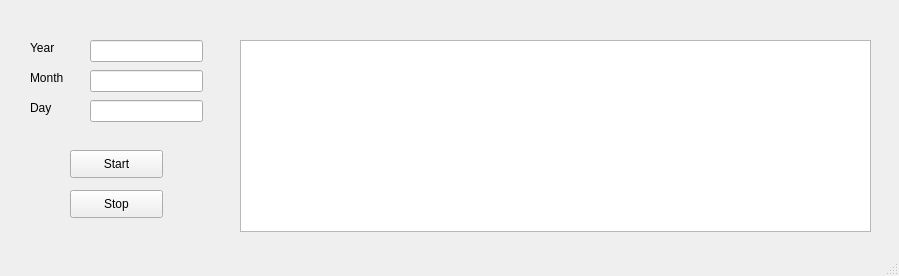
The window that ScanAnalysis/live_watch/scan_analysis_gui/app/gui/ScAnalyzer.ui (GEECS-BELLA/GEECS-Plugins) describes before a commit, drawn with Qt 5.
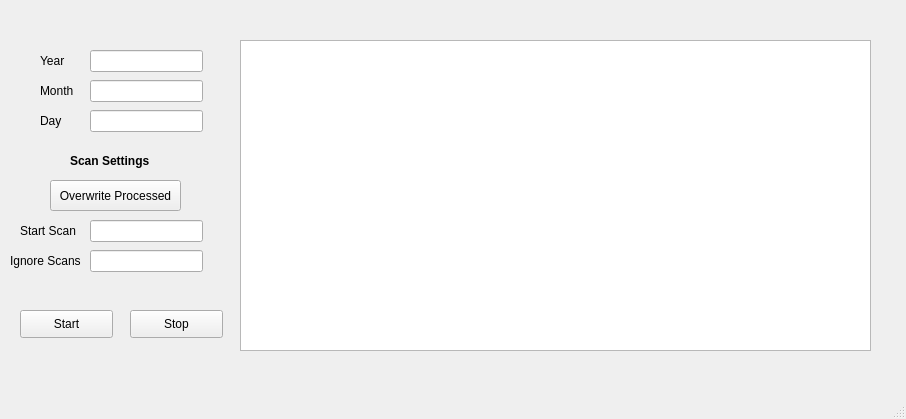
The same window after the commit.

Commit message:
Implement scan settings
Implemented functionality to define start scan and ignore scans.

I realize the GUI logic (not code logic) is not intuitive considering the use of the "Overwrite" button. Currently, the saved processed scans yaml is always overwritten so this is confusing. This works for our purposes now so will straighten this out in the future.

Patch:
```diff
--- a/ScanAnalysis/live_watch/scan_analysis_gui/app/gui/ScAnalyzer.ui
+++ b/ScanAnalysis/live_watch/scan_analysis_gui/app/gui/ScAnalyzer.ui
@@ -6,8 +6,8 @@
    <rect>
     <x>0</x>
     <y>0</y>
-    <width>899</width>
-    <height>276</height>
+    <width>906</width>
+    <height>419</height>
    </rect>
   </property>
   <property name="windowTitle">
@@ -17,8 +17,8 @@
    <widget class="QPushButton" name="buttonStart">
     <property name="geometry">
      <rect>
-      <x>70</x>
-      <y>150</y>
+      <x>20</x>
+      <y>310</y>
       <width>93</width>
       <height>28</height>
      </rect>
@@ -30,8 +30,8 @@
    <widget class="QPushButton" name="buttonStop">
     <property name="geometry">
      <rect>
-      <x>70</x>
-      <y>190</y>
+      <x>130</x>
+      <y>310</y>
       <width>93</width>
       <height>28</height>
      </rect>
@@ -44,7 +44,7 @@
     <property name="geometry">
      <rect>
       <x>90</x>
-      <y>40</y>
+      <y>50</y>
       <width>113</width>
       <height>22</height>
      </rect>
@@ -54,7 +54,7 @@
     <property name="geometry">
      <rect>
       <x>90</x>
-      <y>70</y>
+      <y>80</y>
       <width>113</width>
       <height>22</height>
      </rect>
@@ -64,7 +64,7 @@
     <property name="geometry">
      <rect>
       <x>90</x>
-      <y>100</y>
+      <y>110</y>
       <width>113</width>
       <height>22</height>
      </rect>
@@ -73,10 +73,10 @@
    <widget class="QLabel" name="labelYear">
     <property name="geometry">
      <rect>
-      <x>30</x>
-      <y>40</y>
-      <width>55</width>
-      <height>16</height>
+      <x>40</x>
+      <y>50</y>
+      <width>31</width>
+      <height>21</height>
      </rect>
     </property>
     <property name="text">
@@ -86,10 +86,10 @@
    <widget class="QLabel" name="labelMonth">
     <property name="geometry">
      <rect>
-      <x>30</x>
-      <y>70</y>
-      <width>55</width>
-      <height>16</height>
+      <x>40</x>
+      <y>80</y>
+      <width>41</width>
+      <height>21</height>
      </rect>
     </property>
     <property name="text">
@@ -99,10 +99,10 @@
    <widget class="QLabel" name="labelDay">
     <property name="geometry">
      <rect>
-      <x>30</x>
-      <y>100</y>
-      <width>55</width>
-      <height>16</height>
+      <x>40</x>
+      <y>110</y>
+      <width>41</width>
+      <height>21</height>
      </rect>
     </property>
     <property name="text">
@@ -115,10 +115,88 @@
       <x>240</x>
       <y>40</y>
       <width>631</width>
-      <height>192</height>
+      <height>311</height>
      </rect>
     </property>
    </widget>
+   <widget class="QLineEdit" name="inputStartScan">
+    <property name="geometry">
+     <rect>
+      <x>90</x>
+      <y>220</y>
+      <width>113</width>
+      <height>22</height>
+     </rect>
+    </property>
+   </widget>
+   <widget class="QLabel" name="labelStartScan">
+    <property name="geometry">
+     <rect>
+      <x>20</x>
+      <y>220</y>
+      <width>61</width>
+      <height>21</height>
+     </rect>
+    </property>
+    <property name="text">
+     <string>Start Scan</string>
+    </property>
+   </widget>
+   <widget class="QLabel" name="labelIgnore">
+    <property name="geometry">
+     <rect>
+      <x>10</x>
+      <y>250</y>
+      <width>81</width>
+      <height>21</height>
+     </rect>
+    </property>
+    <property name="text">
+     <string>Ignore Scans</string>
+    </property>
+   </widget>
+   <widget class="QLineEdit" name="inputIgnore">
+    <property name="geometry">
+     <rect>
+      <x>90</x>
+      <y>250</y>
+      <width>113</width>
+      <height>22</height>
+     </rect>
+    </property>
+   </widget>
+   <widget class="QLabel" name="labelScanSettings">
+    <property name="geometry">
+     <rect>
+      <x>70</x>
+      <y>150</y>
+      <width>81</width>
+      <height>21</height>
+     </rect>
+    </property>
+    <property name="font">
+     <font>
+      <weight>75</weight>
+      <bold>true</bold>
+     </font>
+    </property>
+    <property name="text">
+     <string>Scan Settings</string>
+    </property>
+   </widget>
+   <widget class="QPushButton" name="buttonOverwrite">
+    <property name="geometry">
+     <rect>
+      <x>50</x>
+      <y>180</y>
+      <width>131</width>
+      <height>31</height>
+     </rect>
+    </property>
+    <property name="text">
+     <string>Overwrite Processed</string>
+    </property>
+   </widget>
   </widget>
   <widget class="QMenuBar" name="menubar">
    <property name="geometry">
```
Left out of the diff: 2 changed lines with no effect on the pictures. The commit also changes 3 other files.
